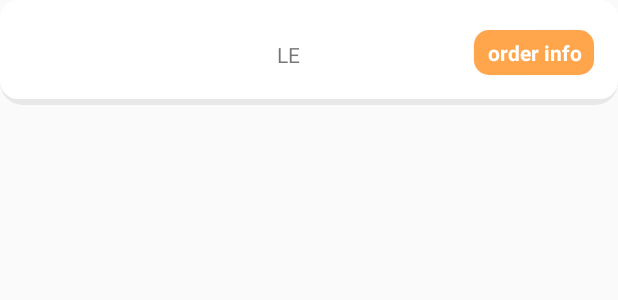
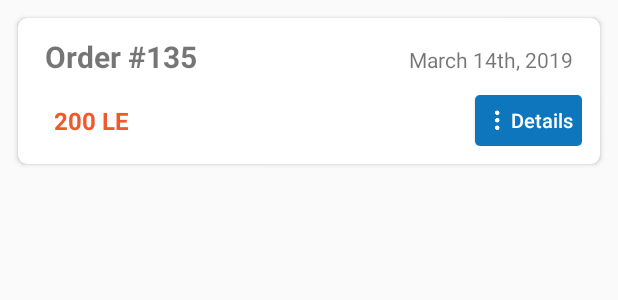
Before and after one commit to Raawaan/CarSpareParts, an Android app: the layout order_content.xml on its own in the app's theme, with its tools: preview values and no code run, on a phone screen of 412 x 824 dp. Shown: the top 300 px of the screen. Run offline under Robolectric (Android 15) with nearby library versions, the phone set to English and light mode, and no system bars.

Commit message:
Enhanced some designs

```diff
--- a/app/src/main/java/com/example/carspareparts/order/OrdersAdapter.kt
+++ b/app/src/main/java/com/example/carspareparts/order/OrdersAdapter.kt
@@ -10,27 +10,32 @@ import kotlinx.android.synthetic.main.order_content.view.*
 import java.text.SimpleDateFormat
 
 
-class OrdersAdapter(private val orders: List<ParseObject>,
-                              private val clickListener:(ParseObject)->Boolean): RecyclerView.Adapter<OrdersAdapter.OrdersHolderView>(){
-    open class OrdersHolderView(itemView: View): RecyclerView.ViewHolder(itemView){
-        fun bind(orders: ParseObject, clickListener: (ParseObject) -> Boolean){
-                clickListener(orders)
+class OrdersAdapter(
+    private val orders: List<ParseObject>,
+    private val clickListener: (ParseObject) -> Boolean
+) : RecyclerView.Adapter<OrdersAdapter.OrdersHolderView>() {
+    open class OrdersHolderView(itemView: View) : RecyclerView.ViewHolder(itemView) {
+        fun bind(orders: ParseObject, clickListener: (ParseObject) -> Boolean) {
+            clickListener(orders)
         }
     }
+
     override fun onBindViewHolder(holder: OrdersHolderView, position: Int) {
         val order = orders[position]
-        holder.itemView.btnDetails.setOnClickListener {
-            holder.bind(order,clickListener)
+        holder.itemView.detailsButton.setOnClickListener {
+            holder.bind(order, clickListener)
         }
-        val frm = SimpleDateFormat ("dd-MMMM-yyyy")
-        val date = order.createdAt;
-        holder.itemView.orderDate.text= frm.format(date).toString()
-        holder.itemView.orderNumber.text=position.plus(1).toString()
-        holder.itemView.orderTotal.text = order.get("total_price").toString()
+        val frm = SimpleDateFormat("MMMM dd, yyyy")
+        val date = order.createdAt
+        holder.itemView.orderDateTextView.text = frm.format(date).toString()
+        holder.itemView.orderIdTextView.text = "Order #${position.plus(1)}"
+        holder.itemView.orderTotalTextView.text = order.get("total_price").toString().plus(" LE")
 
     }
+
     override fun onCreateViewHolder(parent: ViewGroup, viewType: Int): OrdersHolderView {
         return OrdersHolderView(LayoutInflater.from(parent.context).inflate(R.layout.order_content, parent, false))
     }
+
     override fun getItemCount() = orders.size
 }
--- a/app/src/main/java/com/example/carspareparts/orderdetails/OrderDetailsAdapter.kt
+++ b/app/src/main/java/com/example/carspareparts/orderdetails/OrderDetailsAdapter.kt
@@ -18,6 +18,7 @@ class OrderDetailsAdapter(private val products: List<SparePartDetails>) :
         val product = products[position]
         holder.itemView.nameTextView.text = product.name
         holder.itemView.priceTextView.text = product.price.toString()
+        holder.itemView.statusTextView.visibility = View.VISIBLE
         if (product.delivered) {
             holder.itemView.statusTextView.text = "Delivered"
             holder.itemView.statusTextView.setTextColor(Color.GREEN)
--- a/app/src/main/res/layout/order_content.xml
+++ b/app/src/main/res/layout/order_content.xml
@@ -1,47 +1,87 @@
 <?xml version="1.0" encoding="utf-8"?>
-<androidx.constraintlayout.widget.ConstraintLayout xmlns:android="http://schemas.android.com/apk/res/android"
+<androidx.cardview.widget.CardView xmlns:android="http://schemas.android.com/apk/res/android"
                                    xmlns:app="http://schemas.android.com/apk/res-auto"
+                                   xmlns:tools="http://schemas.android.com/tools"
+                                   app:cardCornerRadius="@dimen/little_space"
+                                   android:layout_marginLeft="@dimen/some_space"
+                                   android:layout_marginRight="@dimen/some_space"
+                                   android:layout_marginTop="@dimen/some_space"
+                                   android:layout_width="match_parent"
+                                   android:layout_height="wrap_content"
+                                   android:orientation="vertical">
 
-                                                   xmlns:tools="http://schemas.android.com/tools" android:orientation="vertical"
+    <LinearLayout
+            android:padding="@dimen/some_space"
+            android:orientation="vertical"
             android:layout_width="match_parent"
-                                                   android:layout_height="70dp"
-                                                   android:background="@drawable/shadow_box"
+            android:layout_height="wrap_content">
+        <LinearLayout
+                android:paddingStart="@dimen/little_space"
+                android:paddingEnd="@dimen/little_space"
+                android:layout_width="match_parent"
+                android:layout_height="wrap_content"
+                android:orientation="horizontal"
+                android:gravity="center_horizontal">
+            <TextView
+                    android:textSize="@dimen/extra_large_text_size"
+                    android:textStyle="bold"
+                    android:id="@+id/orderIdTextView"
+                    tools:text="Order #135"
+                    android:layout_width="wrap_content"
+                    android:layout_height="wrap_content"/>
 
->
-    <TextView android:id="@+id/orderNumber" android:layout_width="wrap_content"
+            <View
+                    android:layout_width="0dp"
+                    android:layout_weight="1"
+                    android:layout_height="1dp"/>
+
+            <TextView
+                    tools:text="March 14th, 2019"
+                    android:id="@+id/orderDateTextView"
+                    android:layout_width="wrap_content"
+                    android:layout_height="wrap_content"/>
+        </LinearLayout>
+        <LinearLayout android:layout_width="match_parent"
                       android:layout_height="wrap_content"
+                      android:layout_marginTop="@dimen/some_space"
+                      android:gravity="center_vertical"
+                      android:orientation="horizontal">
+
+            <TextView
+                    android:paddingStart="@dimen/some_space"
+                    android:layout_marginBottom="@dimen/little_space"
+                    android:layout_marginTop="@dimen/little_space"
+                    android:textSize="@dimen/large_text_size"
                     android:textStyle="bold"
-              app:layout_constraintTop_toTopOf="parent"
-              app:layout_constraintStart_toStartOf="parent"
-              android:layout_marginStart="16dp" android:layout_marginTop="12dp"
-              app:layout_constraintBottom_toBottomOf="parent" app:layout_constraintVertical_bias="0.435"/>
-    <TextView android:id="@+id/orderDate" android:layout_width="wrap_content"
+                    android:id="@+id/orderTotalTextView"
+                    tools:text="200 LE"
+                    android:gravity="start"
+                    android:layout_width="wrap_content"
                     android:layout_height="wrap_content"
-              app:layout_constraintStart_toEndOf="@+id/orderNumber" android:layout_marginStart="12dp"
-              app:layout_constraintTop_toTopOf="parent" android:layout_marginTop="12dp"
-              app:layout_constraintBottom_toBottomOf="parent" app:layout_constraintVertical_bias="0.435"/>
-    <TextView android:id="@+id/orderTotal" android:layout_width="wrap_content"
-              android:layout_height="wrap_content" app:layout_constraintEnd_toStartOf="@+id/btnDetails"
-              app:layout_constraintStart_toEndOf="@+id/orderDate" app:layout_constraintBottom_toBottomOf="parent"
-              app:layout_constraintTop_toTopOf="parent" app:layout_constraintHorizontal_bias="0.343"
-              app:layout_constraintVertical_bias="0.516"/>
-    <TextView android:id="@+id/leTxt" android:layout_width="wrap_content"
-              android:layout_height="wrap_content"
-              android:text="LE"
-              app:layout_constraintStart_toStartOf="@+id/orderTotal" android:layout_marginStart="12dp"
-              app:layout_constraintEnd_toStartOf="@+id/btnDetails" app:layout_constraintBottom_toBottomOf="parent"
-              app:layout_constraintTop_toTopOf="parent" app:layout_constraintHorizontal_bias="0.285"
-              app:layout_constraintVertical_bias="0.529"/>
-    <Button android:layout_width="80dp"
-            android:text="order info"
-            android:background="@drawable/button"
-            android:textAppearance="@style/TextAppearance.AppCompat.Body1"
-            android:layout_height="30dp"
-            android:textStyle="bold"
+                    android:textColor="@color/orange"/>
+
+            <View
+                    android:layout_width="0dp"
+                    android:layout_weight="1"
+                    android:layout_height="1dp"/>
+
+            <Button
+                    android:layout_gravity="end"
+                    android:drawableStart="@drawable/ic_more_vert_white_18dp"
+                    android:gravity="center"
+                    android:minHeight="0dp"
+                    android:minWidth="0dp"
+                    android:padding="@dimen/little_space"
+                    android:textSize="@dimen/small_text_size"
+                    android:id="@+id/detailsButton"
+                    android:textColor="@color/white"
+                    android:background="@drawable/blue_button"
+                    android:layout_width="wrap_content"
+                    android:layout_height="match_parent"
                     android:textAllCaps="false"
-            android:textColor="@color/cardview_light_background"
-            app:layout_constraintEnd_toEndOf="parent"
-            app:layout_constraintTop_toTopOf="parent"
-            android:id="@+id/btnDetails"
-            android:layout_marginEnd="16dp" android:layout_marginTop="20dp"/>
-</androidx.constraintlayout.widget.ConstraintLayout>
+                    android:text="Details"/>
+        </LinearLayout>
+
+    </LinearLayout>
+
+</androidx.cardview.widget.CardView>
```
Lines whose indentation alone changed are shown as unchanged.
